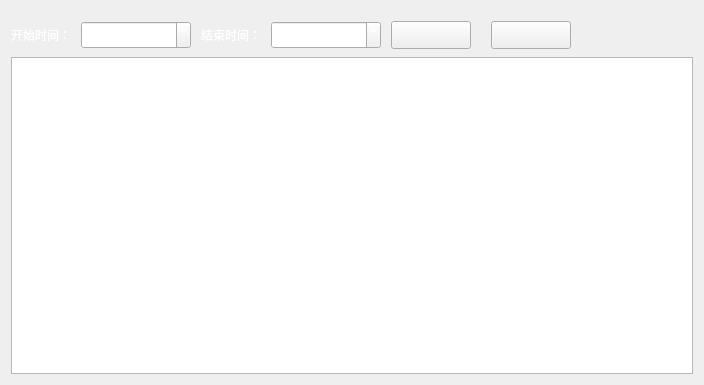
Above: ChuangfengDesktop/NoPayReportManagerQWidget.ui from asdlei99/chuangfengdesktop before the change. Below: the same form after it.
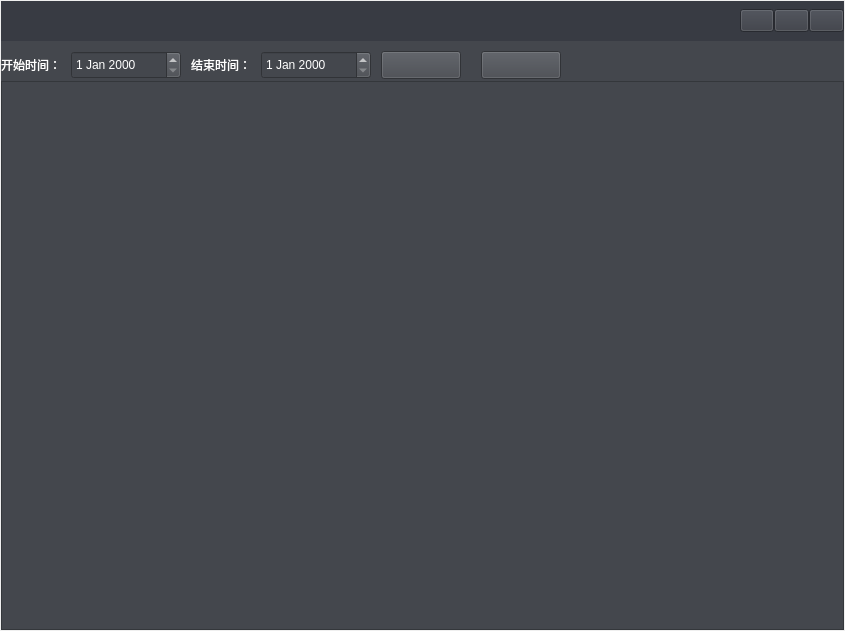
That is the form after the change.

Diff of the .ui file:
```diff
--- a/ChuangfengDesktop/NoPayReportManagerQWidget.ui
+++ b/ChuangfengDesktop/NoPayReportManagerQWidget.ui
@@ -6,14 +6,117 @@
    <rect>
     <x>0</x>
     <y>0</y>
-    <width>704</width>
-    <height>385</height>
+    <width>845</width>
+    <height>631</height>
    </rect>
   </property>
+  <property name="minimumSize">
+   <size>
+    <width>845</width>
+    <height>631</height>
+   </size>
+  </property>
   <property name="windowTitle">
    <string>Form</string>
   </property>
   <layout class="QVBoxLayout" name="verticalLayout">
+   <property name="spacing">
+    <number>0</number>
+   </property>
+   <property name="leftMargin">
+    <number>1</number>
+   </property>
+   <property name="topMargin">
+    <number>1</number>
+   </property>
+   <property name="rightMargin">
+    <number>1</number>
+   </property>
+   <property name="bottomMargin">
+    <number>1</number>
+   </property>
+   <item>
+    <widget class="QWidget" name="nopayreport_title" native="true">
+     <property name="minimumSize">
+      <size>
+       <width>0</width>
+       <height>40</height>
+      </size>
+     </property>
+     <property name="styleSheet">
+      <string notr="true">background-color: rgb(56, 59, 67);</string>
+     </property>
+     <layout class="QHBoxLayout" name="horizontalLayout">
+      <property name="spacing">
+       <number>0</number>
+      </property>
+      <property name="leftMargin">
+       <number>0</number>
+      </property>
+      <property name="topMargin">
+       <number>0</number>
+      </property>
+      <property name="rightMargin">
+       <number>0</number>
+      </property>
+      <property name="bottomMargin">
+       <number>0</number>
+      </property>
+      <item>
+       <spacer name="horizontalSpacer_2">
+        <property name="orientation">
+         <enum>Qt::Horizontal</enum>
+        </property>
+        <property name="sizeHint" stdset="0">
+         <size>
+          <width>744</width>
+          <height>20</height>
+         </size>
+        </property>
+       </spacer>
+      </item>
+      <item>
+       <widget class="QPushButton" name="min_btn">
+        <property name="minimumSize">
+         <size>
+          <width>32</width>
+          <height>23</height>
+         </size>
+        </property>
+        <property name="text">
+         <string/>
+        </property>
+       </widget>
+      </item>
+      <item>
+       <widget class="QPushButton" name="max_restore_btn">
+        <property name="minimumSize">
+         <size>
+          <width>32</width>
+          <height>23</height>
+         </size>
+        </property>
+        <property name="text">
+         <string/>
+        </property>
+       </widget>
+      </item>
+      <item>
+       <widget class="QPushButton" name="close_btn">
+        <property name="minimumSize">
+         <size>
+          <width>32</width>
+          <height>23</height>
+         </size>
+        </property>
+        <property name="text">
+         <string/>
+        </property>
+       </widget>
+      </item>
+     </layout>
+    </widget>
+   </item>
    <item>
     <widget class="QWidget" name="widget_16" native="true">
      <property name="minimumSize">
@@ -28,6 +131,9 @@
        <height>40</height>
       </size>
      </property>
+     <property name="styleSheet">
+      <string notr="true">background-color: rgb(68, 71, 77);</string>
+     </property>
      <widget class="QLabel" name="label_14">
       <property name="geometry">
        <rect>
@@ -115,7 +221,11 @@
     </widget>
    </item>
    <item>
-    <widget class="QTableView" name="nopayreport_tableView"/>
+    <widget class="QTableView" name="nopayreport_tableView">
+     <property name="styleSheet">
+      <string notr="true">background-color: rgb(68, 71, 77);</string>
+     </property>
+    </widget>
    </item>
   </layout>
  </widget>
```
